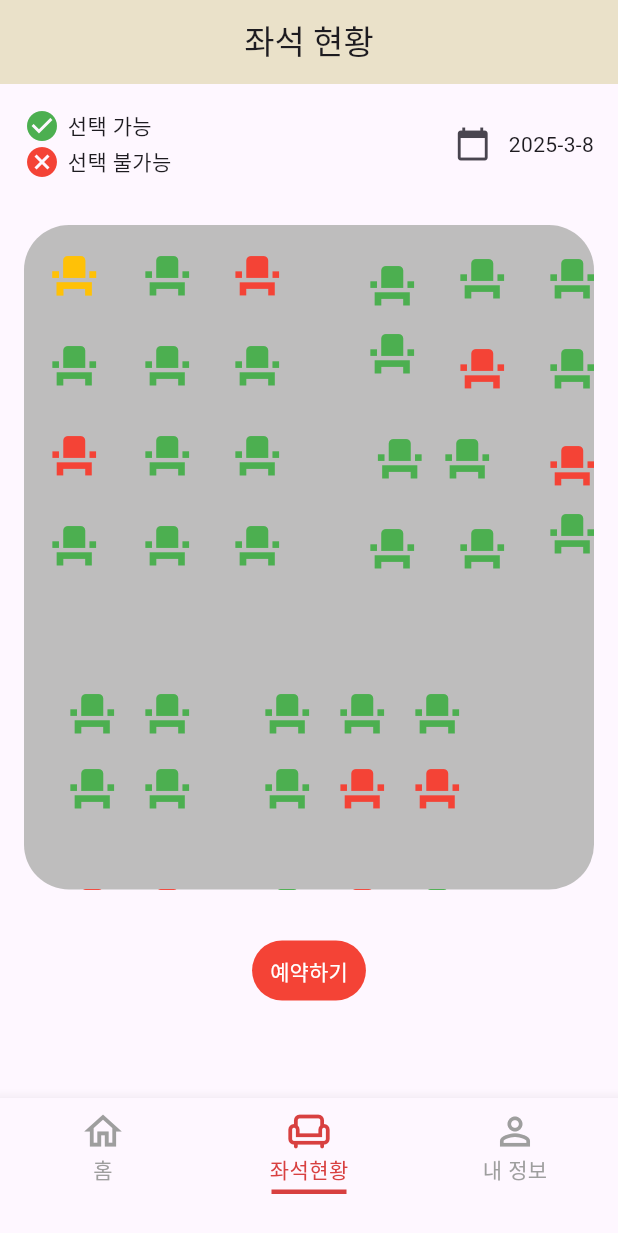
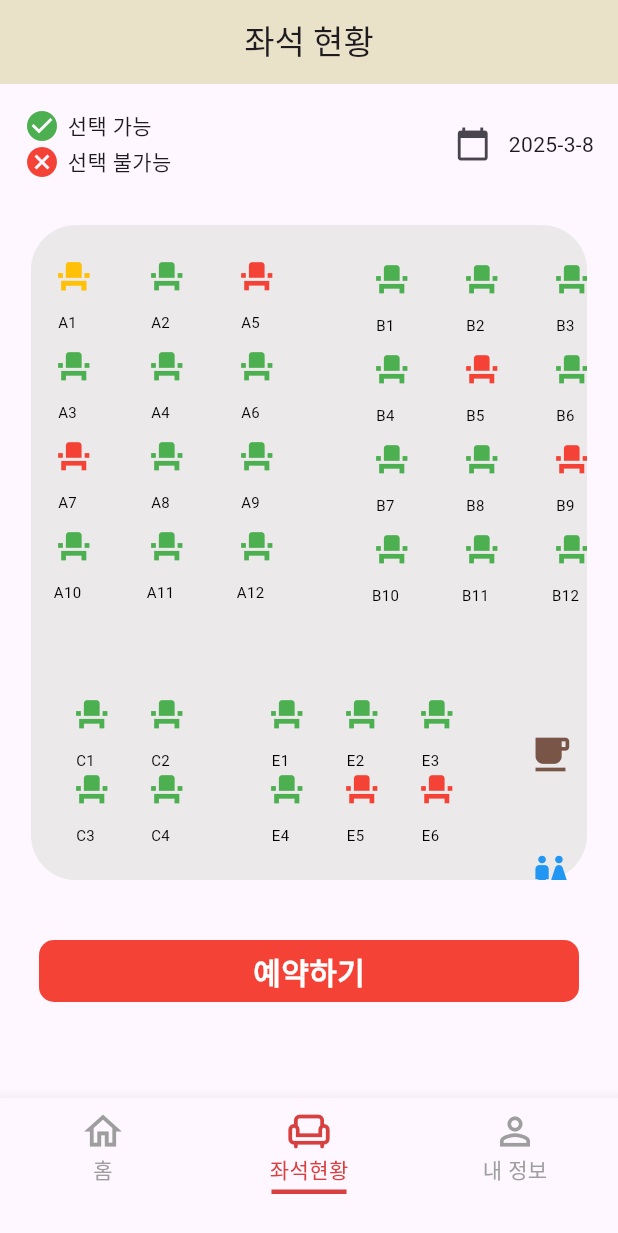
Before and after one commit to APP-iOS7/study_cafe-P6, a Flutter app: the screen it shows once a user with an empty profile is signed in, item 2 of the bottom bar chosen, after a tap on the "event seat" icon, on a phone screen of 412 x 824 dp. Shown: the top 1233 px of the screen. Run offline on Flutter 3.47's test engine with Material 3 defaults, Android fonts, the phone set to English and light mode, and no system bars; our stand-ins replace cloud_firestore, firebase_auth, firebase_core, get; missing offline and left inert: tosspayments_widget_sdk_flutter; accounts and stored records are empty.

Commit message:
좌석정보 모델 생성에 따른 수정

```diff
--- a/study_cafe_p6/lib/view/main_home_view.dart
+++ b/study_cafe_p6/lib/Screen/main_home_screen.dart
@@ -3,6 +3,7 @@ import 'package:flutter/material.dart';
 import 'package:flutter/cupertino.dart';
 import 'package:get/get.dart';
 import 'package:study_cafe_p6/Screen/reservation_screen.dart';
+import 'package:study_cafe_p6/Screen/seat_page_screen.dart';
 
 class MainHomeView extends StatefulWidget {
   const MainHomeView({super.key});
@@ -33,7 +34,7 @@ class _MainHomeViewState extends State<MainHomeView> {
         child: Column(
           children: [
             Row(
-              mainAxisAlignment: MainAxisAlignment.center,
+              mainAxisAlignment: MainAxisAlignment.start,
               children: [
                 Padding(
                   padding: const EdgeInsets.only(top: 20, left: 20),
@@ -42,25 +43,12 @@ class _MainHomeViewState extends State<MainHomeView> {
                     style: TextStyle(fontSize: 20, fontWeight: FontWeight.bold),
                   ),
                 ),
-                Spacer(),
-                Padding(
-                  padding: const EdgeInsets.only(right: 30),
-                  child: IconButton(
-                    onPressed: () {
-                      Get.to(() => ReservationScreen());
-                    },
-                    icon: Icon(CupertinoIcons.ticket, size: 40),
-                  ),
-                ),
               ],
             ),
-            Padding(
-              padding: const EdgeInsets.only(bottom: 10, left: 290),
-              child: Text('이용권 구매'),
-            ),
+            SizedBox(height: 30),
             Container(
-              width: 400,
-              height: 522,
+              width: MediaQuery.of(context).size.width * 0.83,
+              height: MediaQuery.of(context).size.height * 0.63,
               decoration: BoxDecoration(
                 color: const Color.fromARGB(255, 235, 233, 233),
                 borderRadius: BorderRadius.circular(10),
@@ -79,7 +67,7 @@ class _MainHomeViewState extends State<MainHomeView> {
                       child: Column(
                         children: [
                           Icon(CupertinoIcons.ticket, size: 130),
-                          SizedBox(height: 50),
+                          SizedBox(height: 100),
                           Text(
                             '이용권 구매는 상단 오른쪽의\n이용권 구매에서도 가능합니다.',
                             style: TextStyle(
@@ -90,7 +78,7 @@ class _MainHomeViewState extends State<MainHomeView> {
                           SizedBox(height: 30),
                           GestureDetector(
                             onTap: () {
-                              Get.to(() => ReservationScreen());
+                              Get.to(() => SeatPageView());
                             },
                             child: Padding(
                               padding: const EdgeInsets.only(
--- a/study_cafe_p6/lib/Screen/reservation_final_screen.dart
+++ b/study_cafe_p6/lib/Screen/reservation_final_screen.dart
@@ -8,10 +8,12 @@ class ReservationFinalScreen extends StatelessWidget {
     super.key,
     required this.selectedPlan,
     required this.selectedPrice,
+    required this.seatInfo,
   });
 
   final String selectedPlan;
   final int selectedPrice;
+  final String seatInfo;
 
   String formatAmount(int amount) {
     final formatter = NumberFormat('#,###');
@@ -54,7 +56,10 @@ class ReservationFinalScreen extends StatelessWidget {
                           softWrap: true,
                         ),
                         SizedBox(height: 20),
-                        Text('좌석 정보', style: TextStyle(fontSize: 25)),
+                        Text(
+                          '좌석 정보: ${seatInfo}',
+                          style: TextStyle(fontSize: 25),
+                        ),
                       ],
                     ),
                   ),
--- a/study_cafe_p6/lib/Screen/reservation_screen.dart
+++ b/study_cafe_p6/lib/Screen/reservation_screen.dart
@@ -5,9 +5,11 @@ import 'package:intl/intl.dart';
 import 'package:study_cafe_p6/Screen/reservation_final_screen.dart';
 import 'package:study_cafe_p6/login/login_screen.dart';
 import 'package:study_cafe_p6/loginViewModel/login_view_model.dart';
+import 'package:study_cafe_p6/model/reserve_model.dart';
 
 class ReservationScreen extends StatelessWidget {
-  const ReservationScreen({super.key});
+  final String seatInfo;
+  const ReservationScreen({super.key, required this.seatInfo});
 
   @override
   Widget build(BuildContext context) {
@@ -24,7 +26,14 @@ class ReservationScreen extends StatelessWidget {
         children: [
           Padding(
             padding: const EdgeInsets.symmetric(horizontal: 20.0, vertical: 30),
-            child: Text('${user!.displayName}', style: TextStyle(fontSize: 30)),
+            child: Row(
+              children: [
+                SizedBox(width: 15),
+                Text('${user!.displayName}', style: TextStyle(fontSize: 30)),
+                SizedBox(width: 225),
+                Text(seatInfo + "번", style: TextStyle(fontSize: 30)),
+              ],
+            ),
           ),
           SizedBox(height: 20),
           Expanded(
@@ -48,6 +57,7 @@ class ReservationScreen extends StatelessWidget {
                             () => ReservationFinalScreen(
                               selectedPlan: plan[index],
                               selectedPrice: price,
+                              seatInfo: seatInfo,
                             ),
                           );
                         },
@@ -75,13 +85,6 @@ class ReservationScreen extends StatelessWidget {
                 itemCount: 6,
               ),
             ),
-          ),
-          ElevatedButton(
-            onPressed: () {
-              vm.signOut();
-              Get.off(() => LoginScreen());
-            },
-            child: Text('로그아웃'),
           ),
         ],
       ),
--- /dev/null
+++ b/study_cafe_p6/lib/Screen/seat_page_screen.dart
@@ -0,0 +1,259 @@
+import 'package:flutter/material.dart';
+import 'package:get/get.dart';
+import 'package:study_cafe_p6/Screen/reservation_screen.dart';
+import '../model/reserve_model.dart';
+
+class SeatPageView extends StatefulWidget {
+  const SeatPageView({super.key});
+
+  @override
+  State<SeatPageView> createState() => _SeatPageViewState();
+}
+
+class _SeatPageViewState extends State<SeatPageView> {
+  DateTime date = DateTime.now();
+
+  // 좌석 데이터
+  final List<Map<String, dynamic>> seats = [
+    // 집중존
+    {'top': 8, 'left': 8, 'isReserved': false, 'seatNumber': 'A1'},
+    {'top': 8, 'left': 70, 'isReserved': false, 'seatNumber': 'A2'},
+    {'top': 68, 'left': 8, 'isReserved': false, 'seatNumber': 'A3'},
+    {'top': 68, 'left': 70, 'isReserved': false, 'seatNumber': 'A4'},
+    {'top': 8, 'left': 130, 'isReserved': true, 'seatNumber': 'A5'},
+    {'top': 68, 'left': 130, 'isReserved': false, 'seatNumber': 'A6'},
+    {'top': 128, 'left': 8, 'isReserved': true, 'seatNumber': 'A7'},
+    {'top': 128, 'left': 70, 'isReserved': false, 'seatNumber': 'A8'},
+    {'top': 128, 'left': 130, 'isReserved': false, 'seatNumber': 'A9'},
+    {'top': 188, 'left': 8, 'isReserved': false, 'seatNumber': 'A10'},
+    {'top': 188, 'left': 70, 'isReserved': false, 'seatNumber': 'A11'},
+    {'top': 188, 'left': 130, 'isReserved': false, 'seatNumber': 'A12'},
+
+    // 노트북존
+    {'top': 10, 'left': 220, 'isReserved': false, 'seatNumber': 'B1'},
+    {'top': 10, 'left': 280, 'isReserved': false, 'seatNumber': 'B2'},
+    {'top': 10, 'left': 340, 'isReserved': false, 'seatNumber': 'B3'},
+    {'top': 70, 'left': 220, 'isReserved': false, 'seatNumber': 'B4'},
+    {'top': 70, 'left': 280, 'isReserved': true, 'seatNumber': 'B5'},
+    {'top': 70, 'left': 340, 'isReserved': false, 'seatNumber': 'B6'},
+    {'top': 130, 'left': 220, 'isReserved': false, 'seatNumber': 'B7'},
+    {'top': 130, 'left': 280, 'isReserved': false, 'seatNumber': 'B8'},
+    {'top': 130, 'left': 340, 'isReserved': true, 'seatNumber': 'B9'},
+    {'top': 190, 'left': 220, 'isReserved': false, 'seatNumber': 'B10'},
+    {'top': 190, 'left': 280, 'isReserved': false, 'seatNumber': 'B11'},
+    {'top': 190, 'left': 340, 'isReserved': false, 'seatNumber': 'B12'},
+
+    // 스터디룸 (4인)
+    {'top': 300, 'left': 20, 'isReserved': false, 'seatNumber': 'C1'},
+    {'top': 300, 'left': 70, 'isReserved': false, 'seatNumber': 'C2'},
+    {'top': 350, 'left': 20, 'isReserved': false, 'seatNumber': 'C3'},
+    {'top': 350, 'left': 70, 'isReserved': false, 'seatNumber': 'C4'},
+
+    // 스터디룸 (2인)
+    {'top': 430, 'left': 20, 'isReserved': true, 'seatNumber': 'D1'},
+    {'top': 430, 'left': 70, 'isReserved': true, 'seatNumber': 'D2'},
+
+    // 스터디룸 (6인)
+    {'top': 300, 'left': 150, 'isReserved': false, 'seatNumber': 'E1'},
+    {'top': 300, 'left': 200, 'isReserved': false, 'seatNumber': 'E2'},
+    {'top': 300, 'left': 250, 'isReserved': false, 'seatNumber': 'E3'},
+    {'top': 350, 'left': 150, 'isReserved': false, 'seatNumber': 'E4'},
+    {'top': 350, 'left': 200, 'isReserved': true, 'seatNumber': 'E5'},
+    {'top': 350, 'left': 250, 'isReserved': true, 'seatNumber': 'E6'},
+
+    // 스터디룸 (3인)
+    {'top': 430, 'left': 150, 'isReserved': false, 'seatNumber': 'F1'},
+    {'top': 430, 'left': 200, 'isReserved': true, 'seatNumber': 'F2'},
+    {'top': 430, 'left': 250, 'isReserved': false, 'seatNumber': 'F3'},
+  ];
+
+  @override
+  Widget build(BuildContext context) {
+    return Scaffold(
+      appBar: AppBar(
+        title: const Text('좌석 현황'),
+        centerTitle: true,
+        backgroundColor: const Color.fromRGBO(234, 225, 201, 1),
+      ),
+      body: Padding(
+        padding: const EdgeInsets.all(16.0),
+        child: Column(
+          children: [
+            Row(
+              mainAxisAlignment: MainAxisAlignment.spaceBetween,
+              children: [
+                Column(
+                  crossAxisAlignment: CrossAxisAlignment.start,
+                  children: const [
+                    Row(
+                      children: [
+                        Icon(Icons.check_circle, color: Colors.green),
+                        SizedBox(width: 5),
+                        Text('선택 가능'),
+                      ],
+                    ),
+                    Row(
+                      children: [
+                        Icon(Icons.cancel, color: Colors.red),
+                        SizedBox(width: 5),
+                        Text('선택 불가능'),
+                      ],
+                    ),
+                  ],
+                ),
+                Row(
+                  children: [
+                    IconButton(
+                      icon: const Icon(Icons.calendar_today),
+                      onPressed: () async {
+                        final selectedData = await showDatePicker(
+                          context: context,
+                          initialDate: date,
+                          firstDate: DateTime.now(),
+                          lastDate: DateTime.now().add(Duration(days: 90)),
+                        );
+                        if (selectedData != null) {
+                          setState(() {
+                            date = selectedData;
+                          });
+                        }
+                      },
+                    ),
+                    Text('${date.year}-${date.month}-${date.day}'),
+                  ],
+                ),
+              ],
+            ),
+            Padding(
+              padding: const EdgeInsets.only(top: 30),
+              child: SizedBox(
+                width: MediaQuery.of(context).size.width * 0.9,
+                height: MediaQuery.of(context).size.height * 0.53,
+                child: Container(
+                  decoration: BoxDecoration(
+                    color: const Color.fromARGB(255, 235, 233, 233),
+                    borderRadius: BorderRadius.circular(30),
+                  ),
+                  child: Stack(
+                    children: [
+                      ...seats.map((seat) => _seatIconButton(seat)),
+                      Positioned(
+                        top: 320,
+                        left: 330,
+                        child: SizedBox(
+                          width: MediaQuery.of(context).size.width * 0.08,
+                          height: MediaQuery.of(context).size.height * 0.08,
+                          child: Icon(
+                            Icons.local_cafe,
+                            color: Colors.brown,
+                            size: 30,
+                          ),
+                        ),
+                      ),
+                      Positioned(
+                        top: 400,
+                        left: 330,
+                        child: SizedBox(
+                          width: MediaQuery.of(context).size.width * 0.08,
+                          height: MediaQuery.of(context).size.height * 0.08,
+                          child: Icon(Icons.wc, color: Colors.blue, size: 30),
+                        ),
+                      ),
+                    ],
+                  ),
+                ),
+              ),
+            ),
+            SizedBox(height: 30),
+            GestureDetector(
+              onTap:
+                  seats.any((seat) => seat['isSelected'] == true)
+                      ? () => Get.to(
+                        () => ReservationScreen(
+                          seatInfo:
+                              seats.firstWhere(
+                                (seat) => seat['isSelected'] == true,
+                              )['seatNumber'],
+                        ),
+                      )
+                      : null,
+
+              child: Padding(
+                padding: const EdgeInsets.all(10.0),
+                child: Container(
+                  width: double.infinity,
+                  height: MediaQuery.of(context).size.height * 0.05,
+                  alignment: Alignment.center,
+                  decoration: BoxDecoration(
+                    color:
+                        seats.any((seat) => seat['isSelected'] == true)
+                            ? Colors.red
+                            : Colors.grey,
+                    borderRadius: BorderRadius.circular(10),
+                  ),
+                  child: Text(
+                    '예약하기',
+                    style: TextStyle(
+                      fontSize: 20,
+                      fontWeight: FontWeight.bold,
+                      color: Colors.white,
+                    ),
+                  ),
+                ),
+              ),
+            ),
+          ],
+        ),
+      ),
+    );
+  }
+
+  Widget _seatIconButton(Map<String, dynamic> seat) {
+    final double top = (seat['top'] as int).toDouble();
+    final double left = (seat['left'] as int).toDouble();
+    bool isReserved = seat['isReserved'];
+    bool isSelected = seat['isSelected'] ?? false;
+    String seatNumber = seat['seatNumber']; // 좌석 번호 가져오기
+
+    return Positioned(
+      top: top,
+      left: left,
+      child: SizedBox(
+        width: MediaQuery.of(context).size.width * 0.08,
+        height: MediaQuery.of(context).size.height * 0.08,
+        child: Column(
+          mainAxisAlignment: MainAxisAlignment.center,
+          children: [
+            IconButton(
+              icon: const Icon(Icons.event_seat),
+              color:
+                  isReserved
+                      ? Colors.red
+                      : (isSelected ? Colors.amber : Colors.green),
+              iconSize: 25,
+              onPressed: () {
+                setState(() {
+                  if (isReserved) {
+                    seat['isReserved'] = false;
+                  } else {
+                    if (isSelected) {
+                      seat['isReserved'] = true;
+                      seat['isSelected'] = false;
+                    } else {
+                      seat['isSelected'] = true;
+                    }
+                  }
+                });
+              },
+            ),
+            Text(
+              seatNumber,
+              style: TextStyle(fontSize: 10, color: Colors.black),
+              textAlign: TextAlign.center,
+            ),
+          ],
+        ),
+      ),
+    );
+  }
+}
--- a/study_cafe_p6/lib/Screen/tabbar_screen.dart
+++ b/study_cafe_p6/lib/Screen/tabbar_screen.dart
@@ -1,7 +1,7 @@
 import 'package:flutter/material.dart';
 import 'package:study_cafe_p6/Screen/myinfo_screen.dart';
-import 'package:study_cafe_p6/view/main_home_view.dart';
-import 'package:study_cafe_p6/view/seat_page_view.dart';
+import 'package:study_cafe_p6/Screen/main_home_screen.dart';
+import 'package:study_cafe_p6/Screen/seat_page_screen.dart';
 
 class BottomTabBar extends StatefulWidget {
   const BottomTabBar({super.key});
--- a/study_cafe_p6/lib/model/reserve_model.dart
+++ b/study_cafe_p6/lib/model/reserve_model.dart
@@ -6,6 +6,7 @@ class ReservationInfo {
   final String customerEmail; // 예약자 이메일
   final DateTime reservationDate; // 예약 날짜
   final String additionalInfo; // 추가 정보
+  final String seatInfo;
 
   ReservationInfo({
     required this.reservationId,
@@ -15,5 +16,6 @@ class ReservationInfo {
     this.customerEmail = '',
     required this.reservationDate,
     this.additionalInfo = '',
+    required this.seatInfo,
   });
 }
--- a/study_cafe_p6/lib/view/seat_page_view.dart
+++ /dev/null
@@ -1,204 +0,0 @@
-import 'package:flutter/material.dart';
-import 'package:get/get.dart';
-import 'package:study_cafe_p6/Screen/reservation_screen.dart';
-
-class SeatPageView extends StatefulWidget {
-  const SeatPageView({super.key});
-
-  @override
-  State<SeatPageView> createState() => _SeatPageViewState();
-}
-
-class _SeatPageViewState extends State<SeatPageView> {
-  DateTime date = DateTime.now();
-  // 좌석 데이터
-
-  final List<Map<String, dynamic>> seats = [
-    // 집중존
-    {'top': 8, 'left': 8, 'isReserved': false},
-    {'top': 8, 'left': 70, 'isReserved': false},
-    {'top': 68, 'left': 8, 'isReserved': false},
-    {'top': 68, 'left': 70, 'isReserved': false},
-    {'top': 8, 'left': 130, 'isReserved': true},
-    {'top': 68, 'left': 130, 'isReserved': false},
-    {'top': 128, 'left': 8, 'isReserved': true},
-    {'top': 128, 'left': 70, 'isReserved': false},
-    {'top': 128, 'left': 130, 'isReserved': false},
-    {'top': 188, 'left': 8, 'isReserved': false},
-    {'top': 188, 'left': 70, 'isReserved': false},
-    {'top': 188, 'left': 130, 'isReserved': false},
-
-    // 노트북존
-    {'top': 15, 'left': 220, 'isReserved': false},
-    {'top': 10, 'left': 280, 'isReserved': false},
-    {'top': 10, 'left': 340, 'isReserved': false},
-    {'top': 60, 'left': 220, 'isReserved': false},
-    {'top': 70, 'left': 280, 'isReserved': true},
-    {'top': 70, 'left': 340, 'isReserved': false},
-    {'top': 130, 'left': 225, 'isReserved': false},
-    {'top': 130, 'left': 270, 'isReserved': false},
-    {'top': 135, 'left': 340, 'isReserved': true},
-    {'top': 190, 'left': 220, 'isReserved': false},
-    {'top': 190, 'left': 280, 'isReserved': false},
-    {'top': 180, 'left': 340, 'isReserved': false},
-
-    // 스터디룸 (4인)
-    {'top': 300, 'left': 20, 'isReserved': false},
-    {'top': 300, 'left': 70, 'isReserved': false},
-    {'top': 350, 'left': 20, 'isReserved': false},
-    {'top': 350, 'left': 70, 'isReserved': false},
-
-    {'top': 430, 'left': 20, 'isReserved': true},
-    {'top': 430, 'left': 70, 'isReserved': true},
-    {'top': 480, 'left': 20, 'isReserved': false},
-    {'top': 480, 'left': 70, 'isReserved': false},
-
-    // 스터디룸 (6인)
-    {'top': 300, 'left': 150, 'isReserved': false},
-    {'top': 300, 'left': 200, 'isReserved': false},
-    {'top': 300, 'left': 250, 'isReserved': false},
-    {'top': 350, 'left': 150, 'isReserved': false},
-    {'top': 350, 'left': 200, 'isReserved': true},
-    {'top': 350, 'left': 250, 'isReserved': true},
-
-    {'top': 430, 'left': 150, 'isReserved': false},
-    {'top': 430, 'left': 200, 'isReserved': true},
-    {'top': 430, 'left': 250, 'isReserved': false},
-    {'top': 480, 'left': 150, 'isReserved': false},
-    {'top': 480, 'left': 200, 'isReserved': true},
-    {'top': 480, 'left': 250, 'isReserved': false},
-  ];
-
-  @override
-  Widget build(BuildContext context) {
-    return Scaffold(
-      appBar: AppBar(
-        title: const Text('좌석 현황'),
-        centerTitle: true,
-        backgroundColor: const Color.fromRGBO(234, 225, 201, 1),
-      ),
-      body: Padding(
-        padding: const EdgeInsets.all(16.0),
-        child: Column(
-          children: [
-            Row(
-              mainAxisAlignment: MainAxisAlignment.spaceBetween,
-              children: [
-                Column(
-                  crossAxisAlignment: CrossAxisAlignment.start,
-                  children: const [
-                    Row(
-                      children: [
-                        Icon(Icons.check_circle, color: Colors.green),
-                        SizedBox(width: 5),
-                        Text('선택 가능'),
-                      ],
-                    ),
-                    Row(
-                      children: [
-                        Icon(Icons.cancel, color: Colors.red),
-                        SizedBox(width: 5),
-                        Text('선택 불가능'),
-                      ],
-                    ),
-                  ],
-                ),
-                Row(
-                  children: [
-                    IconButton(
-                      icon: const Icon(Icons.calendar_today),
-                      onPressed: () async {
-                        final selectedData = await showDatePicker(
-                          context: context,
-                          initialDate: date,
-                          firstDate: DateTime.now(),
-                          lastDate: DateTime.now().add(Duration(days: 90)),
-                        );
-                        if (selectedData != null) {
-                          setState(() {
-                            date = selectedData;
-                          });
-                        }
-                      },
-                    ),
-                    Text('${date.year}-${date.month}-${date.day}'),
-                  ],
-                ),
-              ],
-            ),
-            Padding(
-              padding: const EdgeInsets.only(top: 30),
-              child: SizedBox(
-                width: 400,
-                height: 443,
-                child: Container(
-                  decoration: BoxDecoration(
-                    color: const Color.fromARGB(255, 190, 189, 189),
-                    borderRadius: BorderRadius.circular(30),
-                  ),
-                  child: Stack(
-                    children:
-                        seats.map((seat) => _seatIconButton(seat)).toList(),
-                  ),
-                ),
-              ),
-            ),
-            SizedBox(height: 30),
-            TextButton(
-              onPressed:
-                  seats.any((seat) => seat['isSelected'] == true)
-                      ? () => Get.to(() => ReservationScreen())
-                      : null, // 노란색 좌석이 없으면 버튼 비활성화
-              style: TextButton.styleFrom(
-                backgroundColor:
-                    seats.any((seat) => seat['isSelected'] == true)
-                        ? Colors.red
-                        : Colors.grey, // 비활성화 상태 (회색)
-                foregroundColor: Colors.white,
-              ),
-              child: const Text('예약하기'),
-            ),
-          ],
-        ),
-      ),
-    );
-  }
-
-  Widget _seatIconButton(Map<String, dynamic> seat) {
-    final double top = (seat['top'] as int).toDouble();
-    final double left = (seat['left'] as int).toDouble();
-    bool isReserved = seat['isReserved'];
-    bool isSelected = seat['isSelected'] ?? false;
-
-    return Positioned(
-      top: top,
-      left: left,
-      child: SizedBox(
-        width: 45,
-        height: 45,
-        child: IconButton(
-          icon: const Icon(Icons.event_seat),
-          color:
-              isReserved
-                  ? Colors.red
-                  : (isSelected ? Colors.amber : Colors.green),
-          iconSize: 35,
-          onPressed: () {
-            setState(() {
-              if (isReserved) {
-                seat['isReserved'] = false;
-              } else {
-                if (isSelected) {
-                  seat['isReserved'] = true;
-                  seat['isSelected'] = false;
-                } else {
-                  seat['isSelected'] = true;
-                }
-              }
-            });
-          },
-        ),
-      ),
-    );
-  }
-}
```
